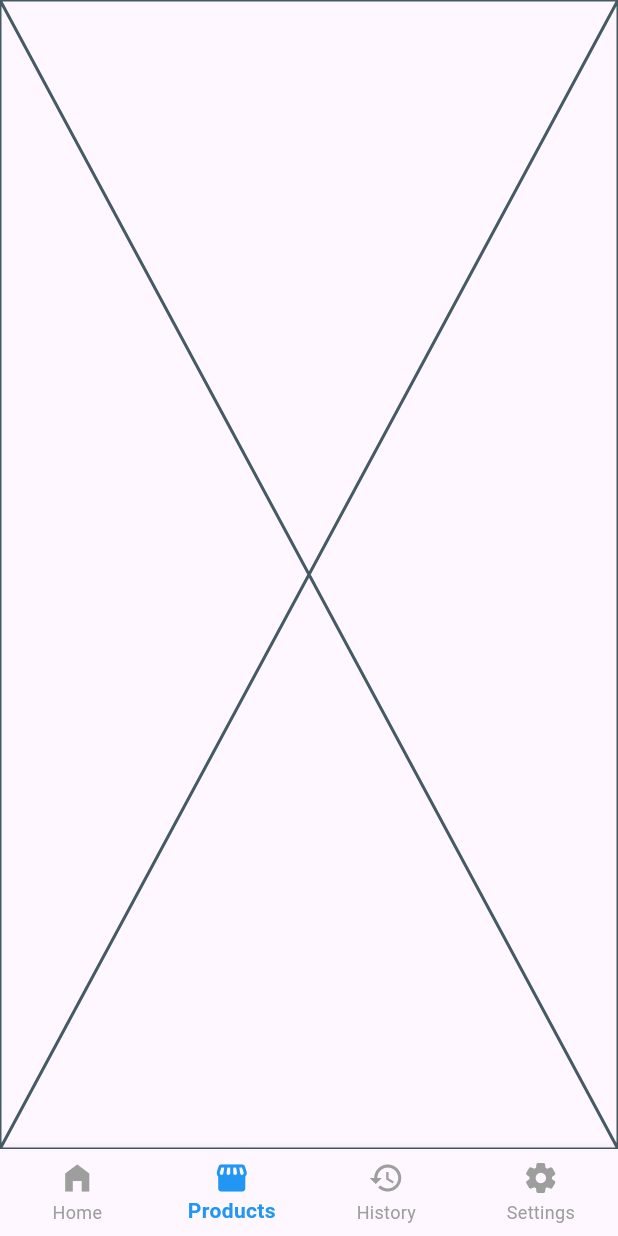
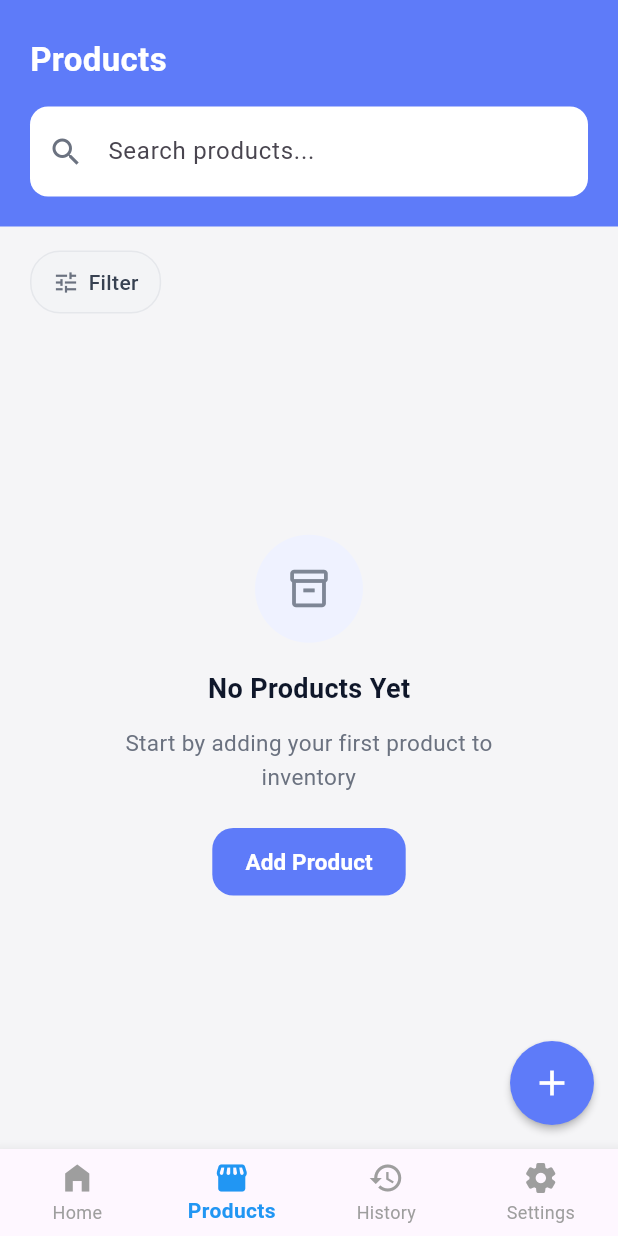
Before and after one commit to malaka96/Inventory-Management-Mobile-Application, a Flutter app: the screen it shows after launch, item 2 of the bottom bar chosen, on a phone screen of 412 x 824 dp. Run offline on Flutter 3.47's test engine with Material 3 defaults, Android fonts, the phone set to English and light mode, and no system bars.

Commit message:
complete product page ui

```diff
--- a/lib/views/main_screens/products_screen.dart
+++ b/lib/views/main_screens/products_screen.dart
@@ -1,10 +1,64 @@
 import 'package:flutter/material.dart';
+import 'package:inventory_management_mobile_app/widgets/custom_filter_chip.dart';
+import 'package:inventory_management_mobile_app/widgets/custom_search_field.dart';
+import 'package:inventory_management_mobile_app/widgets/empty_product_view.dart';
+import 'package:inventory_management_mobile_app/widgets/product_add_button.dart';
 
 class ProductsScreen extends StatelessWidget {
   const ProductsScreen({super.key});
 
   @override
   Widget build(BuildContext context) {
-    return const Placeholder();
+    return Scaffold(
+      backgroundColor: const Color(0xFFF5F5F7),
+      floatingActionButton: ProductAddButton(),
+      body: SafeArea(
+        child: Column(
+          children: [
+            Container(
+              width: double.infinity,
+              padding: const EdgeInsets.fromLTRB(20, 24, 20, 20),
+              decoration: const BoxDecoration(
+                color: Color(0xFF5E7BF9),
+                // borderRadius: BorderRadius.only(
+                //   bottomLeft: Radius.circular(28),
+                //   bottomRight: Radius.circular(28),
+                // ),
+              ),
+              child: const Column(
+                crossAxisAlignment: CrossAxisAlignment.start,
+                children: [
+                  Text(
+                    'Products',
+                    style: TextStyle(
+                      color: Colors.white,
+                      fontSize: 22,
+                      fontWeight: FontWeight.bold,
+                    ),
+                  ),
+                  SizedBox(height: 16),
+                  CustomSearchField(hintText: 'Search products...'),
+                ],
+              ),
+            ),
+
+            Expanded(
+              child: Padding(
+                padding: const EdgeInsets.fromLTRB(20, 16, 20, 20),
+                child: Column(
+                  crossAxisAlignment: CrossAxisAlignment.start,
+                  children: [
+                    CustomFilterChip(label: 'Filter', onTap: () {}),
+                    Expanded(
+                      child: Center(child: EmptyProductView(onTap: () {})),
+                    ),
+                  ],
+                ),
+              ),
+            ),
+          ],
+        ),
+      ),
+    );
   }
 }
--- /dev/null
+++ b/lib/widgets/custom_filter_chip.dart
@@ -0,0 +1,61 @@
+import 'package:flutter/material.dart';
+
+class CustomFilterChip extends StatelessWidget {
+  final String label;
+  final VoidCallback? onTap;
+  final IconData icon;
+  final bool isSelected;
+
+  const CustomFilterChip({
+    super.key,
+    this.label = "Filter",
+    this.onTap,
+    this.icon = Icons.tune,
+    this.isSelected = false,
+  });
+
+  @override
+  Widget build(BuildContext context) {
+    return InkWell(
+      onTap: onTap,
+      borderRadius: BorderRadius.circular(20),
+      child: Container(
+        padding: const EdgeInsets.symmetric(horizontal: 14, vertical: 10),
+        decoration: BoxDecoration(
+          color: isSelected
+              ? const Color(0xFFE8ECFF) // selected background
+              : const Color(0xFFF3F4F6), // normal background
+          borderRadius: BorderRadius.circular(20),
+          border: Border.all(
+            color: isSelected
+                ? const Color(0xFF6C83F7)
+                : const Color(0xFFE5E7EB),
+          ),
+        ),
+        child: Row(
+          mainAxisSize: MainAxisSize.min,
+          children: [
+            Icon(
+              icon,
+              size: 18,
+              color: isSelected
+                  ? const Color(0xFF6C83F7)
+                  : const Color(0xFF6B7280),
+            ),
+            const SizedBox(width: 6),
+            Text(
+              label,
+              style: TextStyle(
+                fontSize: 14,
+                fontWeight: FontWeight.w500,
+                color: isSelected
+                    ? const Color(0xFF6C83F7)
+                    : const Color(0xFF374151),
+              ),
+            ),
+          ],
+        ),
+      ),
+    );
+  }
+}
--- /dev/null
+++ b/lib/widgets/custom_search_field.dart
@@ -0,0 +1,53 @@
+import 'package:flutter/material.dart';
+
+class CustomSearchField extends StatelessWidget {
+  final TextEditingController? controller;
+  final String hintText;
+  final ValueChanged<String>? onChanged;
+  final VoidCallback? onTap;
+  final bool readOnly;
+
+  const CustomSearchField({
+    super.key,
+    this.controller,
+    this.hintText = 'Search products...',
+    this.onChanged,
+    this.onTap,
+    this.readOnly = false,
+  });
+
+  @override
+  Widget build(BuildContext context) {
+    return TextField(
+      controller: controller,
+      onChanged: onChanged,
+      onTap: onTap,
+      readOnly: readOnly,
+      decoration: InputDecoration(
+        hintText: hintText,
+        prefixIcon: const Icon(
+          Icons.search,
+          color: Color(0xFF6B7280),
+        ),
+        filled: true,
+        fillColor: Colors.white,
+        contentPadding: const EdgeInsets.symmetric(
+          vertical: 18,
+          horizontal: 16,
+        ),
+        border: OutlineInputBorder(
+          borderRadius: BorderRadius.circular(12),
+          borderSide: BorderSide.none,
+        ),
+        enabledBorder: OutlineInputBorder(
+          borderRadius: BorderRadius.circular(12),
+          borderSide: BorderSide.none,
+        ),
+        focusedBorder: OutlineInputBorder(
+          borderRadius: BorderRadius.circular(12),
+          borderSide: BorderSide.none,
+        ),
+      ),
+    );
+  }
+}
--- /dev/null
+++ b/lib/widgets/empty_product_view.dart
@@ -0,0 +1,60 @@
+import 'package:flutter/material.dart';
+
+class EmptyProductView extends StatelessWidget {
+  final VoidCallback onTap;
+  const EmptyProductView({super.key, required this.onTap});
+
+  @override
+  Widget build(BuildContext context) {
+    return Column(
+      mainAxisSize: MainAxisSize.min,
+      children: [
+        Container(
+          width: 72,
+          height: 72,
+          decoration: const BoxDecoration(
+            color: Color(0xFFEFF2FF),
+            shape: BoxShape.circle,
+          ),
+          child: const Icon(
+            Icons.inventory_2_outlined,
+            color: Color(0xFF7E8695),
+            size: 30,
+          ),
+        ),
+        const SizedBox(height: 18),
+        const Text(
+          'No Products Yet',
+          style: TextStyle(
+            fontSize: 18,
+            fontWeight: FontWeight.bold,
+            color: Color(0xFF0F172A),
+          ),
+        ),
+        const SizedBox(height: 12),
+        const Text(
+          'Start by adding your first product to\ninventory',
+          textAlign: TextAlign.center,
+          style: TextStyle(fontSize: 15, color: Color(0xFF6B7280), height: 1.5),
+        ),
+        const SizedBox(height: 20),
+        ElevatedButton(
+          onPressed: onTap,
+          style: ElevatedButton.styleFrom(
+            backgroundColor: const Color(0xFF5E7BF9),
+            foregroundColor: Colors.white,
+            elevation: 0,
+            padding: const EdgeInsets.symmetric(horizontal: 22, vertical: 12),
+            shape: RoundedRectangleBorder(
+              borderRadius: BorderRadius.circular(14),
+            ),
+          ),
+          child: const Text(
+            'Add Product',
+            style: TextStyle(fontSize: 15, fontWeight: FontWeight.w600),
+          ),
+        ),
+      ],
+    );
+  }
+}
--- /dev/null
+++ b/lib/widgets/product_add_button.dart
@@ -0,0 +1,16 @@
+import 'package:flutter/material.dart';
+
+class ProductAddButton extends StatelessWidget {
+  const ProductAddButton({super.key});
+
+  @override
+  Widget build(BuildContext context) {
+    return FloatingActionButton(
+      onPressed: () {},
+      backgroundColor: const Color(0xFF5E7BF9),
+      elevation: 2,
+      shape: const CircleBorder(),
+      child: const Icon(Icons.add, color: Colors.white, size: 28),
+    );
+  }
+}
```
